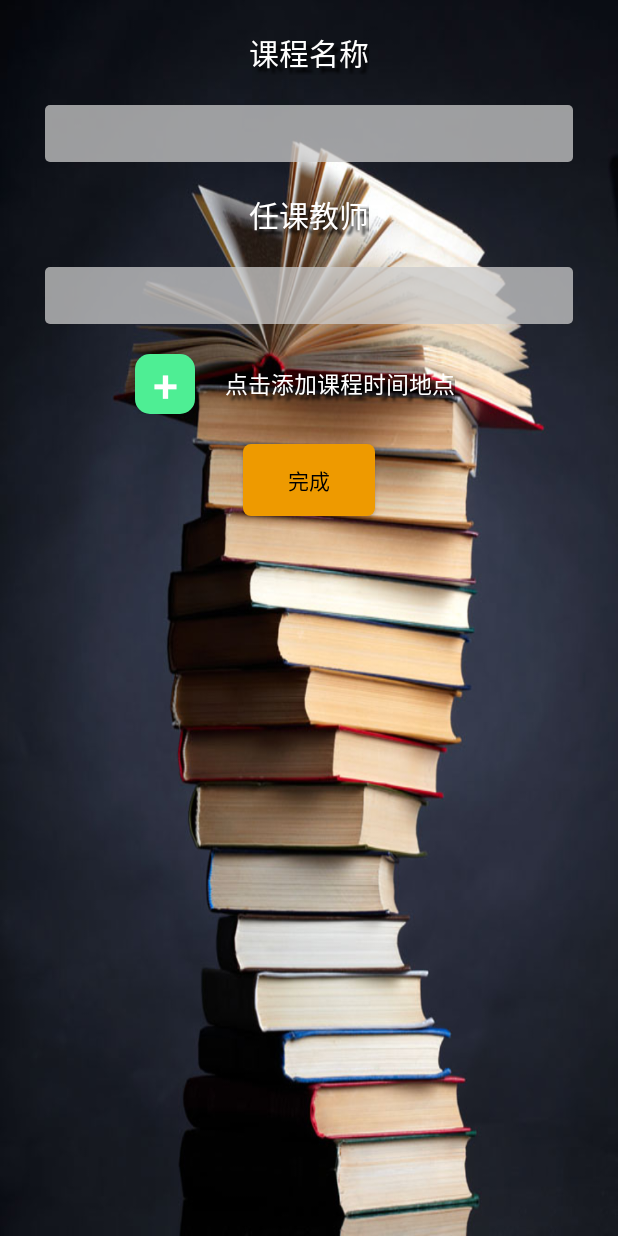
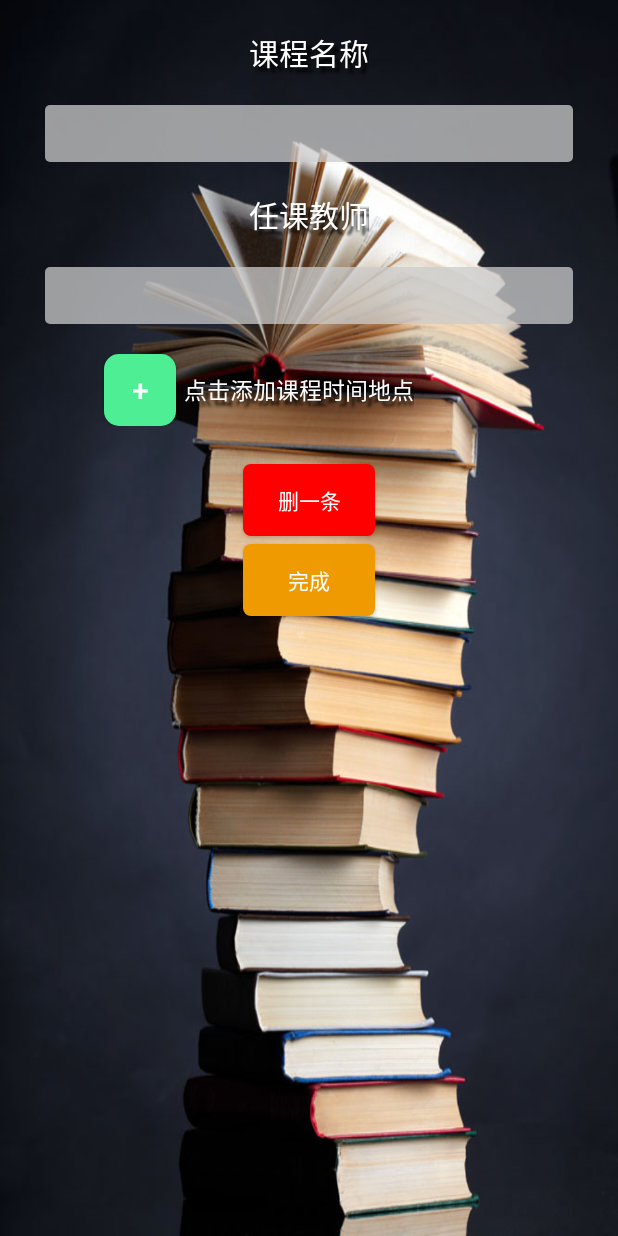
Before and after one commit to gumingsiyi/Schedule, an Android app: the screen it shows after launch (AddClass), in the options menu, after a tap on "添加课程", on a phone screen of 412 x 824 dp. Run offline under Robolectric (Android 15) with nearby library versions, the phone set to English and light mode, and no system bars.

Commit message:
完整版

```diff
--- a/app/src/main/java/com/example/stiles/schedule/MainActivity.java
+++ b/app/src/main/java/com/example/stiles/schedule/MainActivity.java
@@ -119,11 +119,13 @@ public class MainActivity extends AppCompatActivity {
             layout.setBackgroundResource(R.drawable.layout_lightpurple);
         } else if (color_flag == 3) {
             layout.setBackgroundResource(R.drawable.layout_lightblue);
-        } else  {
+        } else if (color_flag == 4){
             layout.setBackgroundResource(R.drawable.layout_lightgreen);
+        } else {
+            layout.setBackgroundResource(R.drawable.layout_lightorange);
         }
         color_flag++;
-        color_flag %= 4;
+        color_flag %= 5;
 
         params.setMargins(2, start*per_height+2, 2, 2);
         layout.setLayoutParams(params);
--- a/app/src/main/java/com/example/stiles/schedule/ShowClassActivity.java
+++ b/app/src/main/java/com/example/stiles/schedule/ShowClassActivity.java
@@ -35,7 +35,7 @@ public class ShowClassActivity extends Activity {
         show_teacher_name.setText("任课教师: " + c.getTeacher_name());
         show_place.setText("课程地点: " + c.getClassroom());
         String time = "课程时间:\n\n";
-        time += weeks[c.getWeek()];
+        time += weeks[c.getWeek()]+" "+"第";
         int cur = c.getStart()+1;
         for (int i = 0; i < c.getLength(); i++, cur++) {
             time += " " + cur;
--- a/app/src/main/res/drawable/btn_shape_red.xml
+++ b/app/src/main/res/drawable/btn_shape_red.xml
@@ -4,13 +4,13 @@
         <shape>
             <!--色值-->
             <solid android:color="#bb0000" />
-            <corners android:radius="360dp"/>
+            <corners android:radius="5dp"/>
         </shape>
     </item>
     <item>
         <shape>
             <solid android:color="#ff0000" />
-            <corners android:radius="360dp"/>
+            <corners android:radius="5dp"/>
         </shape>
     </item>
 </selector>
--- /dev/null
+++ b/app/src/main/res/drawable/layout_lightorange.xml
@@ -0,0 +1,20 @@
+<?xml version="1.0" encoding="utf-8"?>
+<layer-list xmlns:android="http://schemas.android.com/apk/res/android">
+    <item>
+        <shape android:shape="rectangle">
+            <gradient
+                    android:angle="90"
+                    android:centerColor="#bbbbbb"
+                    android:endColor="#d5d5d5"
+                    android:startColor="#a9a09d"
+            />
+            <corners android:radius="5dp"/>
+        </shape>
+    </item>
+    <item android:right="2dp">
+        <shape android:shape="rectangle">
+            <solid android:color="#FFD700" />
+            <corners android:radius="5dp"/>
+        </shape>
+    </item>
+</layer-list>
--- a/app/src/main/res/layout/add_class.xml
+++ b/app/src/main/res/layout/add_class.xml
@@ -55,13 +55,19 @@
         <LinearLayout
                 android:orientation="horizontal"
                 android:layout_width="match_parent"
+                android:weightSum="1.0"
                 android:layout_height="wrap_content" android:layout_gravity="center">
+            <FrameLayout
+                    android:layout_width="0dp"
+                    android:layout_weight="0.3"
+                    android:layout_height="match_parent">
+            </FrameLayout>
             <Button
-                    android:layout_width="40dp"
-                    android:layout_height="40dp"
+                    style="?android:attr/buttonStyleSmall"
+                    android:layout_width="wrap_content"
+                    android:layout_height="wrap_content"
                     android:text="+"
-                    android:textSize="30sp"
-                    android:layout_marginLeft="70dp"
+                    android:textSize="20sp"
                     android:textColor="#ffffff"
                     android:background="@drawable/btn_shape_circle_green"
                     android:id="@+id/add_detail_btn" android:layout_gravity="center_horizontal"/>
@@ -75,7 +81,7 @@
                     android:shadowDx="5"
                     android:shadowDy="5"
                     android:shadowRadius="2"
-                    android:layout_marginLeft="20dp"
+                    android:layout_marginLeft="5dp"
                     android:gravity="center"/>
         </LinearLayout>
 
@@ -83,8 +89,18 @@
     <Button
             android:layout_width="wrap_content"
             android:layout_height="wrap_content"
+            android:background="@drawable/btn_shape_red"
+            android:textColor="#ffffff"
+            android:text="删一条"
+            android:alpha="1.0"
+            android:id="@+id/del_last_btn" android:layout_gravity="center_horizontal" android:layout_margin="5dp"/>
+
+
+    <Button
+            android:layout_width="wrap_content"
+            android:layout_height="wrap_content"
             android:background="@drawable/btn_shape_orange"
-            android:textColor="#000000"
+            android:textColor="#ffffff"
             android:text="完成"
             android:alpha="1.0"
             android:id="@+id/submit_btn" android:layout_gravity="center_horizontal"/>
```
Also changed, not shown: app/src/main/java/com/example/stiles/schedule/AddClass.java (+25 -8 lines).
